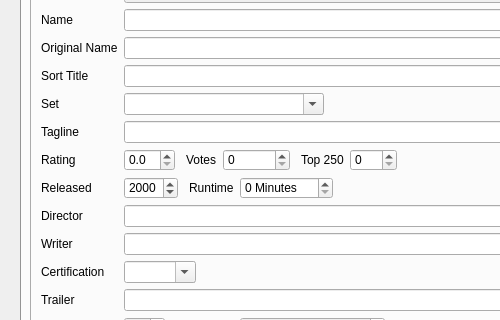
The window that movies/MovieWidget.ui (Komet/MediaElch) describes before a commit, drawn with Qt 5; both pictures show x 0 to 500 and y 109 to 429 of the 934 by 765 pixel window.
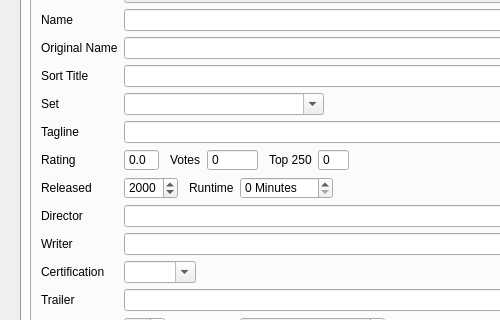
The same window after the commit. Icons and pictures are not drawn. Custom widgets are drawn as their Qt base class.

Commit message: Fixes #284 Removed spinbox buttons

```diff
--- a/movies/MovieWidget.ui
+++ b/movies/MovieWidget.ui
@@ -338,6 +338,9 @@
                <layout class="QHBoxLayout" name="horizontalLayout_19">
                 <item>
                  <widget class="QDoubleSpinBox" name="rating">
+                  <property name="buttonSymbols">
+                   <enum>QAbstractSpinBox::NoButtons</enum>
+                  </property>
                   <property name="decimals">
                    <number>1</number>
                   </property>
@@ -371,6 +374,9 @@
                 </item>
                 <item>
                  <widget class="MySpinBox" name="votes">
+                  <property name="buttonSymbols">
+                   <enum>QAbstractSpinBox::NoButtons</enum>
+                  </property>
                   <property name="maximum">
                    <number>9999999</number>
                   </property>
@@ -401,6 +407,9 @@
                 </item>
                 <item>
                  <widget class="QSpinBox" name="top250">
+                  <property name="buttonSymbols">
+                   <enum>QAbstractSpinBox::NoButtons</enum>
+                  </property>
                   <property name="maximum">
                    <number>250</number>
                   </property>
```
The commit also changes 1 other file.
